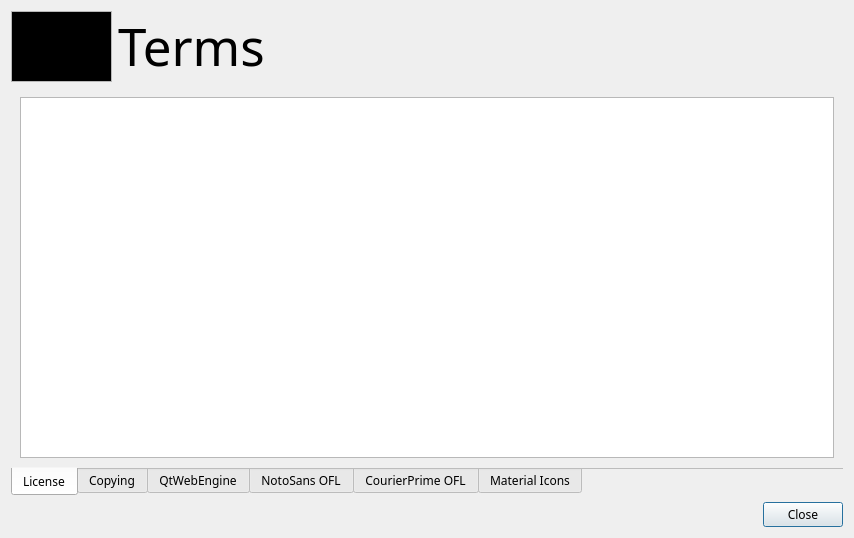
This is wikiLYNX/ui/terms.ui in flamboyantpenguin/wikilynx as Qt 5 draws it before an edit. The edited form follows.
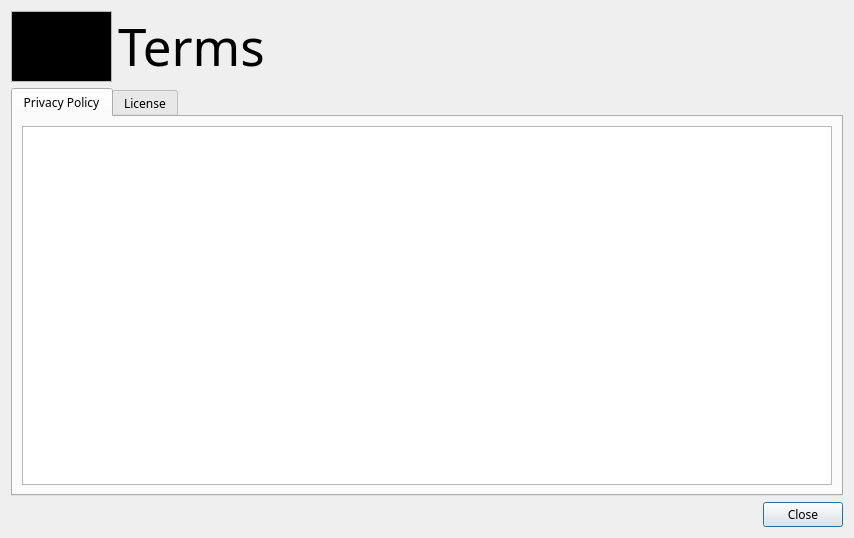
This is the edited form. Icons and pictures are not drawn.

Commit message: Release 1.5.0-C4  - Added sound effects  - Minor Improvements on Level Editors  - Code cleanup  - Added What's New Dialog  - Embedded new Comfortaa font  - Added Privacy Policy  - Revamped congrats ui

```diff
--- a/wikiLYNX/ui/terms.ui
+++ b/wikiLYNX/ui/terms.ui
@@ -37,7 +37,7 @@
    <iconset resource="../assets/assets.qrc">
     <normaloff>:/base/images/wikiLYNX_logo.svg</normaloff>:/base/images/wikiLYNX_logo.svg</iconset>
   </property>
-  <layout class="QVBoxLayout" name="verticalLayout_7">
+  <layout class="QVBoxLayout" name="verticalLayout_9">
    <item>
     <layout class="QHBoxLayout" name="horizontalLayout_3">
      <item>
@@ -73,7 +73,7 @@
 hr { height: 1px; border-width: 0; }
 li.unchecked::marker { content: &quot;\2610&quot;; }
 li.checked::marker { content: &quot;\2612&quot;; }
-&lt;/style&gt;&lt;/head&gt;&lt;body style=&quot; font-family:'Comfortaa'; font-size:11pt; font-weight:400; font-style:normal;&quot; bgcolor=&quot;#000000&quot;&gt;
+&lt;/style&gt;&lt;/head&gt;&lt;body style=&quot; font-family:'Comfortaa'; font-size:10pt; font-weight:400; font-style:normal;&quot; bgcolor=&quot;#000000&quot;&gt;
 &lt;p style=&quot; margin-top:0px; margin-bottom:0px; margin-left:0px; margin-right:0px; -qt-block-indent:0; text-indent:0px;&quot;&gt;&lt;img src=&quot;:/base/images/wikiLYNX_logo.svg&quot; width=&quot;90&quot; height=&quot;60&quot; /&gt;&lt;/p&gt;&lt;/body&gt;&lt;/html&gt;</string>
        </property>
       </widget>
@@ -113,6 +113,37 @@
     </layout>
    </item>
    <item>
+    <widget class="QTabWidget" name="tabWidget">
+     <property name="currentIndex">
+      <number>0</number>
+     </property>
+     <widget class="QWidget" name="tab_2">
+      <attribute name="title">
+       <string>Privacy Policy</string>
+      </attribute>
+      <layout class="QVBoxLayout" name="verticalLayout_7">
+       <item>
+        <widget class="QTextBrowser" name="privacy">
+         <property name="html">
+          <string>&lt;!DOCTYPE HTML PUBLIC &quot;-//W3C//DTD HTML 4.0//EN&quot; &quot;http://www.w3.org/TR/REC-html40/strict.dtd&quot;&gt;
+&lt;html&gt;&lt;head&gt;&lt;meta name=&quot;qrichtext&quot; content=&quot;1&quot; /&gt;&lt;meta charset=&quot;utf-8&quot; /&gt;&lt;style type=&quot;text/css&quot;&gt;
+p, li { white-space: pre-wrap; }
+hr { height: 1px; border-width: 0; }
+li.unchecked::marker { content: &quot;\2610&quot;; }
+li.checked::marker { content: &quot;\2612&quot;; }
+&lt;/style&gt;&lt;/head&gt;&lt;body style=&quot; font-family:'Comfortaa'; font-size:10pt; font-weight:400; font-style:normal;&quot;&gt;
+&lt;p style=&quot;-qt-paragraph-type:empty; margin-top:0px; margin-bottom:0px; margin-left:0px; margin-right:0px; -qt-block-indent:0; text-indent:0px;&quot;&gt;&lt;br /&gt;&lt;/p&gt;&lt;/body&gt;&lt;/html&gt;</string>
+         </property>
+        </widget>
+       </item>
+      </layout>
+     </widget>
+     <widget class="QWidget" name="tab_3">
+      <attribute name="title">
+       <string>License</string>
+      </attribute>
+      <layout class="QVBoxLayout" name="verticalLayout_8">
+       <item>
     <widget class="QTabWidget" name="MainView">
      <property name="sizePolicy">
       <sizepolicy hsizetype="Expanding" vsizetype="Expanding">
@@ -239,6 +270,10 @@
          <property name="textInteractionFlags">
           <set>Qt::TextInteractionFlag::LinksAccessibleByKeyboard|Qt::TextInteractionFlag::LinksAccessibleByMouse|Qt::TextInteractionFlag::TextBrowserInteraction|Qt::TextInteractionFlag::TextSelectableByKeyboard|Qt::TextInteractionFlag::TextSelectableByMouse</set>
          </property>
+            </widget>
+           </item>
+          </layout>
+         </widget>
         </widget>
        </item>
       </layout>
```
Lines whose indentation alone changed are shown as unchanged. The commit also changes 61 other files.
